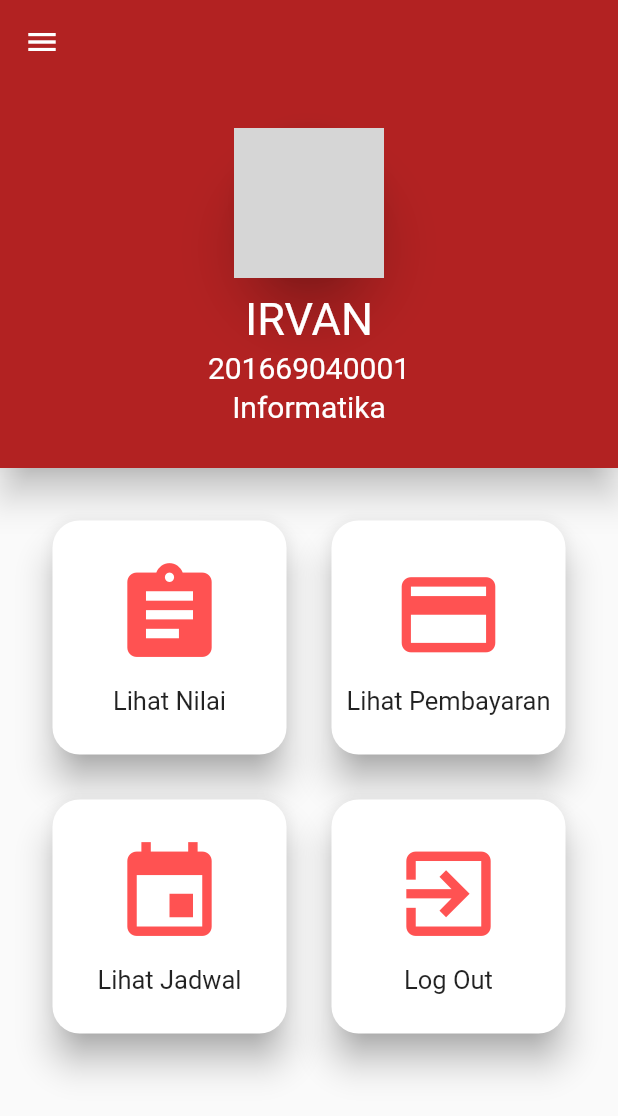
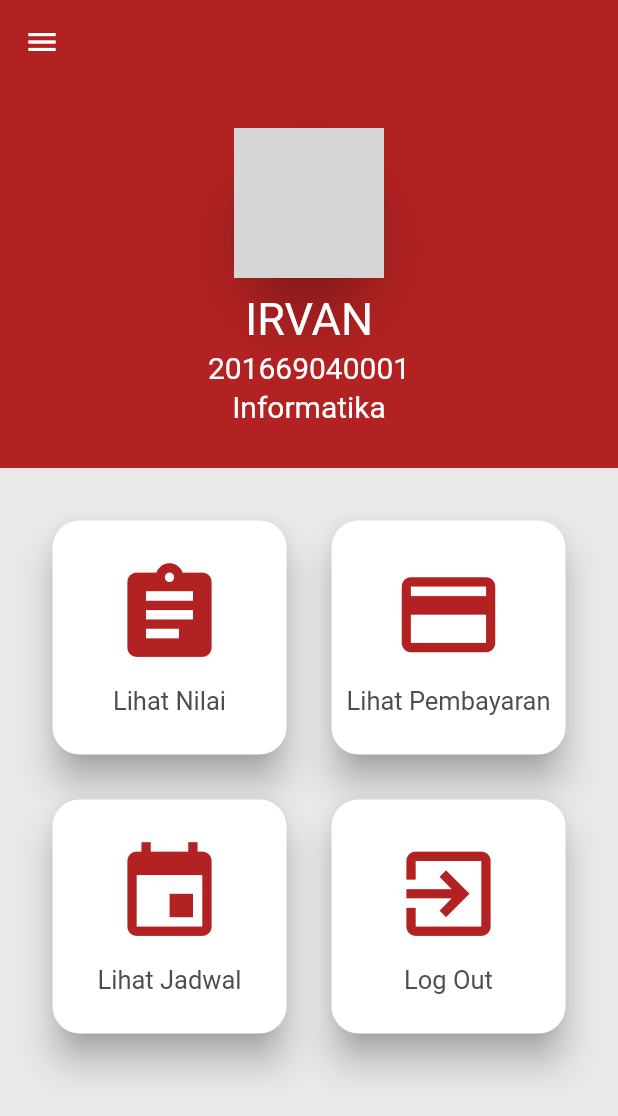
Before and after one commit to cv-irvan/waliyudhartaapp, a Flutter app: the screen it shows after launch, on a phone screen of 412 x 824 dp. Shown: the top 1116 px of the screen. Run offline on Flutter 3.47's test engine with Material 2 defaults, Android fonts, the phone set to English and light mode, and no system bars; grey boxes are pictures that could not be loaded.

Commit message:
penyesuaian dasboard page

```diff
--- a/lib/Dasboard.dart
+++ b/lib/Dasboard.dart
@@ -39,11 +39,11 @@ class _DasboardState extends State<Dasboard> {
             Flexible(
               flex: 1,
               child: Material(
-                  elevation: 10.0,
+                elevation: 15.0,
                 child: Container(
                   color: Color(0xffB22222),
                   child: Center(
-                      child:  Column(
+                    child: Column(
                       mainAxisAlignment: MainAxisAlignment.center,
                       children: <Widget>[
                         Material(
@@ -59,18 +59,18 @@ class _DasboardState extends State<Dasboard> {
                         Padding(
                           padding: const EdgeInsets.only(top: 10),
                           child: Text('IRVAN',
-                                  style: TextStyle(
-                                      fontSize: 30, color: Colors.white)),
+                              style:
+                                  TextStyle(fontSize: 30, color: Colors.white)),
                         ),
                         Padding(
                           padding: const EdgeInsets.all(3.0),
                           child: Text('201669040001',
-                                  style: TextStyle(
-                                      fontSize: 20, color: Colors.white)),
+                              style:
+                                  TextStyle(fontSize: 20, color: Colors.white)),
                         ),
                         Text('Informatika',
-                                style: TextStyle(
-                                    fontSize: 20, color: Colors.white)),
+                            style:
+                                TextStyle(fontSize: 20, color: Colors.white)),
                       ],
                     ),
                   ),
@@ -80,6 +80,7 @@ class _DasboardState extends State<Dasboard> {
             Flexible(
               flex: 2,
               child: Container(
+                color: Color(0xffE9E9E9),
                 padding: EdgeInsets.all(20.0),
                 child: GridView.count(
                   crossAxisCount: 2,
@@ -119,17 +120,23 @@ class ListMenu extends StatelessWidget {
           children: <Widget>[
             Row(
               children: <Widget>[
-                Icon(icon),
+                Icon(
+                  icon,
+                  color: Color(0xff4D4D4D),
+                ),
                 Padding(
                   padding: const EdgeInsets.all(8.0),
                   child: Text(
                     text,
-                    style: TextStyle(fontSize: 17.0),
+                    style: TextStyle(fontSize: 17.0, color: Color(0xff4D4D4D)),
                   ),
                 )
               ],
             ),
-            Icon(Icons.arrow_right)
+            Icon(
+              Icons.arrow_right,
+              color: Color(0xff4D4D4D),
+            )
           ],
         ),
       ),
@@ -163,13 +170,13 @@ class MenuUtama extends StatelessWidget {
                 Icon(
                   icon,
                   size: 75,
-                  color: Colors.redAccent,
+                  color: Color(0xffB22222),
                 ),
                 Padding(
                   padding: const EdgeInsets.only(top: 10.0),
                   child: Text(
                     text,
-                    style: TextStyle(fontSize: 17.0),
+                    style: TextStyle(fontSize: 17.0, color: Color(0xff4D4D4D)),
                   ),
                 )
               ],
```
Lines whose indentation alone changed are shown as unchanged.
